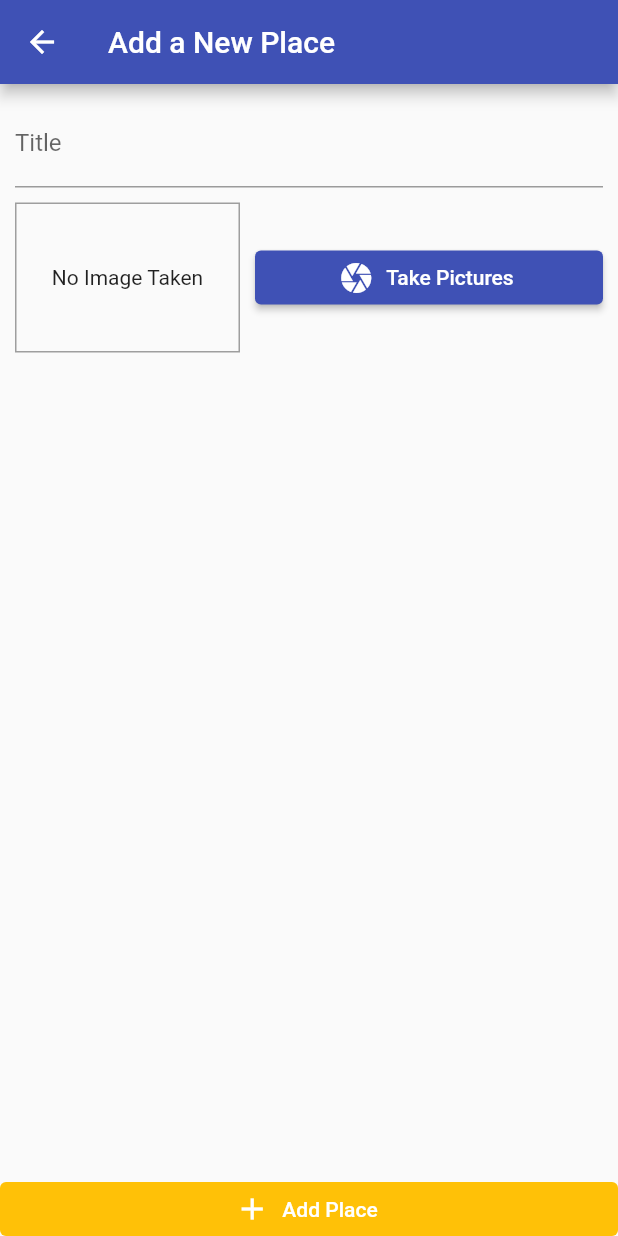
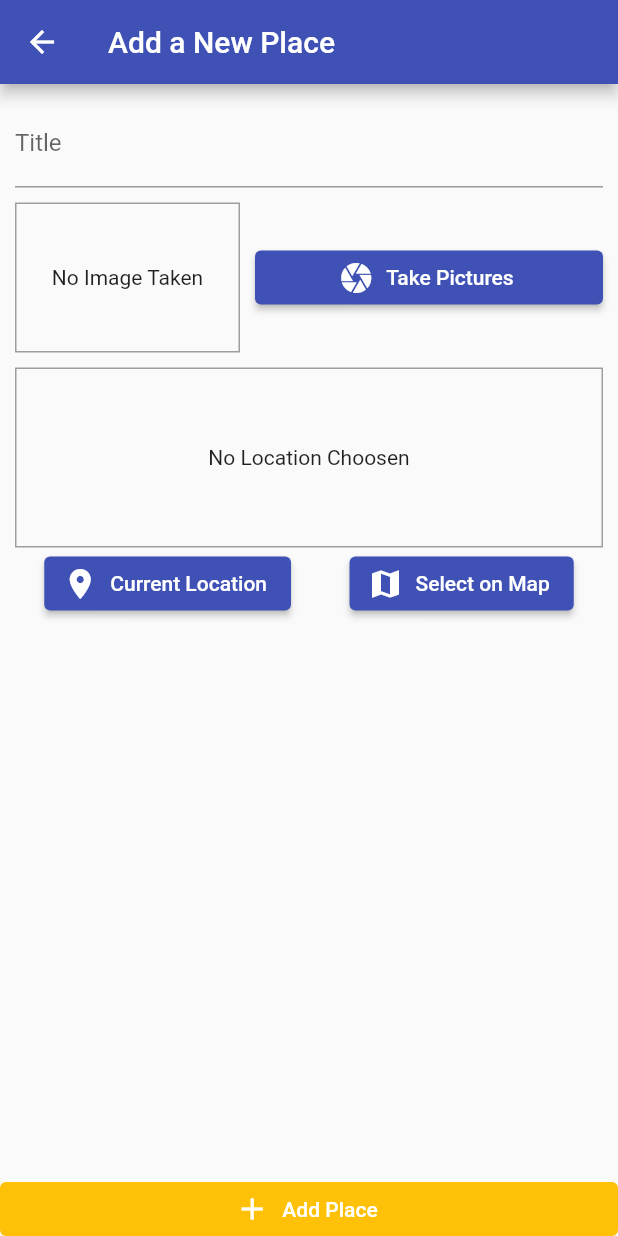
Before and after one commit to De-pitcher/great_place, a Flutter app: the screen it shows after launch, after a tap on the "add" icon, on a phone screen of 412 x 824 dp. Run offline on Flutter 3.47's test engine with Material 2 defaults, Android fonts, the phone set to English and light mode, and no system bars; our stand-ins replace image_picker, location, sqflite; missing offline and left inert: flutter_geocoder, mapbox_search, open_street_map_search_and_pick; accounts and stored records are empty.

Commit message:
ADD: Complete functionality of adding location from the map, saving it to the app storage and loading the stored data from the phone storage to be displayed on the screen

```diff
--- a/lib/helpers/db_helper.dart
+++ b/lib/helpers/db_helper.dart
@@ -7,13 +7,18 @@ const userPlaceTable = 'user_places';
 const userId = 'id';
 const userTitle = 'title';
 const userPlaceImage = 'image';
+const placeLocLat = 'loc_lat';
+const placeLocLong = 'loc_long';
+const placeAddress = 'address';
 
 class DBHelper {
   static Future<Database> database() async {
     final dbPath = await sql.getDatabasesPath();
     return sql.openDatabase(path.join(dbPath, userDB), onCreate: (db, version) {
       return db.execute(
-        'CREATE TABLE $userPlaceTable ($userId TEXT PRIMARY KEY, $userTitle TEXT, $userPlaceImage TEXT)',
+        'CREATE TABLE $userPlaceTable ($userId TEXT PRIMARY KEY, $userTitle '
+        'TEXT, $userPlaceImage TEXT, $placeLocLat REAL, $placeLocLong REAL, '
+        '$placeAddress TEXT)',
       );
     }, version: 1);
   }
--- /dev/null
+++ b/lib/helpers/location_helper.dart
@@ -0,0 +1,50 @@
+import 'package:flutter_geocoder/geocoder.dart';
+import 'package:mapbox_search/colors/color.dart';
+import 'package:mapbox_search/mapbox_search.dart';
+
+import '../models/place.dart';
+import '../utils/api_key.dart';
+
+class LocationHelper {
+  static String generateLocationPreviewImage(
+      double latitude, double longitude) {
+    return 'https://maps.googleapis.com/maps/api/staticmap?center=&$latitude,$longitude&zoom=16&size=400x400&markers=color:blue%7Clabel:S%7C$latitude,$longitude&key=$GOOGLE_API_KEY';
+  }
+
+  static StaticImage staticImage = StaticImage(apiKey: STATIC_MAP_API_KEY);
+
+  static String getStaticImageWithMarker(PlaceLocation location) {
+    return staticImage.getStaticUrlWithMarker(
+      center: Location(lat: location.latitude, lng: location.longitude),
+      marker: MapBoxMarker(
+          markerColor: const RgbColor(0, 0, 0),
+          markerLetter: 'p',
+          markerSize: MarkerSize.LARGE),
+      height: 300,
+      width: 600,
+      zoomLevel: 14,
+      style: MapBoxStyle.Outdoors,
+      render2x: true,
+    );
+  }
+
+  static var reverseGeoCoding = ReverseGeoCoding(
+    apiKey: STATIC_MAP_API_KEY,
+    limit: 5,
+  );
+
+  static Future<List<Address>> getAddress(PlaceLocation placeLocation) async {
+    final coordinates =
+        Coordinates(placeLocation.latitude, placeLocation.latitude);
+    return Geocoder.local.findAddressesFromCoordinates(coordinates);
+  }
+
+  static Future<List<MapBoxPlace>?> getPlaces(PlaceLocation location) {
+    return reverseGeoCoding.getAddress(
+      Location(
+        lat: location.latitude,
+        lng: location.longitude,
+      ),
+    );
+  }
+}
--- a/lib/main.dart
+++ b/lib/main.dart
@@ -3,6 +3,7 @@ import 'package:provider/provider.dart';
 
 import './screens/add_place_screen.dart';
 import './screens/places_list_screen.dart';
+import './screens/place_detail_screen.dart';
 import './providers/great_place.dart';
 
 void main() => runApp(const MyApp());
@@ -17,12 +18,13 @@ class MyApp extends StatelessWidget {
         title: 'Great Placees',
         debugShowCheckedModeBanner: false,
         theme: ThemeData(
-          primarySwatch: Colors.indigo,
-          accentColor: Colors.amber,
+          colorScheme: ColorScheme.fromSwatch(primarySwatch: Colors.indigo)
+              .copyWith(secondary: Colors.amber),
         ),
         home: const PlacesListScreen(),
         routes: {
-          AddPlaceScreen.routeName: (_) => AddPlaceScreen(),
+          AddPlaceScreen.routeName: (_) => const AddPlaceScreen(),
+          PlaceDetailScreen.routeName: (_) => const PlaceDetailScreen(),
         },
       ),
     );
--- a/lib/models/place.dart
+++ b/lib/models/place.dart
@@ -4,7 +4,7 @@ class PlaceLocation {
   final double latitude;
   final double longitude;
   final String? address;
-  PlaceLocation({
+  const PlaceLocation({
     required this.latitude,
     required this.longitude,
     this.address,
--- a/lib/providers/great_place.dart
+++ b/lib/providers/great_place.dart
@@ -1,6 +1,7 @@
 import 'dart:io';
 
 import 'package:flutter/material.dart';
+import 'package:great_places_app/helpers/location_helper.dart';
 
 import '../models/place.dart';
 import '../helpers/db_helper.dart';
@@ -10,12 +11,21 @@ class GreatPlaces with ChangeNotifier {
 
   List<Place> get items => [..._items];
 
-  void addPlace(String pickedTitle, File pickedImage) {
-    print(pickedImage);
+  Place findById(String id) => _items.firstWhere(
+        (item) => item.id == id,
+      );
+
+  Future<void> addPlace(
+    String pickedTitle,
+    File pickedImage,
+    PlaceLocation pickedLocation,
+  ) async {
+    // print(pickedImage);
+    LocationHelper.getAddress(pickedLocation);
     final newPlace = Place(
       id: DateTime.now().toString(),
       title: pickedTitle,
-      location: null,
+      location: pickedLocation,
       image: pickedImage,
     );
     _items.add(newPlace);
@@ -26,6 +36,9 @@ class GreatPlaces with ChangeNotifier {
         userId: newPlace.id,
         userTitle: newPlace.title,
         userPlaceImage: newPlace.image.path,
+        placeLocLat: newPlace.location!.latitude,
+        placeLocLong: newPlace.location!.longitude,
+        placeAddress: newPlace.location!.address,
       },
     );
   }
@@ -35,10 +48,15 @@ class GreatPlaces with ChangeNotifier {
     _items = dataList
         .map(
           (item) => Place(
-              id: item[userId],
-              title: item[userTitle],
-              image: File(item[userPlaceImage]),
-              location: null),
+            id: item[userId],
+            title: item[userTitle],
+            image: File(item[userPlaceImage]),
+            location: PlaceLocation(
+              latitude: item[placeLocLat],
+              longitude: item[placeLocLong],
+              address: item[placeAddress],
+            ),
+          ),
         )
         .toList();
     notifyListeners();
--- a/lib/screens/add_place_screen.dart
+++ b/lib/screens/add_place_screen.dart
@@ -3,32 +3,45 @@ import 'dart:io';
 import 'package:flutter/material.dart';
 import 'package:provider/provider.dart';
 
+import '../models/place.dart';
+import '../widgets/image_input.dart';
+import '../widgets/location_input.dart';
+import '../providers/great_place.dart';
 import '../utils/custom_dialog.dart';
-import '../widgets/image_input.dart';
-import '../providers/great_place.dart';
 
-class AddPlaceScreen extends StatelessWidget {
+class AddPlaceScreen extends StatefulWidget {
   static const routeName = '/add-place';
 
-  // final Function onSelectImage;
+  const AddPlaceScreen({super.key});
 
-  AddPlaceScreen({super.key});
+  @override
+  State<AddPlaceScreen> createState() => _AddPlaceScreenState();
+}
 
+class _AddPlaceScreenState extends State<AddPlaceScreen> {
   final TextEditingController _titleController = TextEditingController();
 
-  @override
-  Widget build(BuildContext context) {
   File? _pickedImage;
 
-    void _selectImage(File pickedImage) {
-      _pickedImage = pickedImage;
+  PlaceLocation? _pickedLocation;
+
+  void _selectImage(File selecetdImage) {
+    _pickedImage = selecetdImage;
+  }
+
+  void _selectPlace(double lat, double long, String address) {
+    // print(address);
+    _pickedLocation =
+        PlaceLocation(latitude: lat, longitude: long, address: address);
   }
 
   void _savePlace() {
-      if (_titleController.text.isEmpty || _pickedImage == null) {
+    if (_titleController.text.isEmpty ||
+        _pickedImage == null ||
+        _pickedLocation == null) {
       customDialog(
         title: 'Message',
-          msg: 'You have not made any selection',
+        msg: 'Please complete the selection',
         context: context,
         onConfirmHandler: () {
           Navigator.of(context).pop();
@@ -36,13 +49,13 @@ class AddPlaceScreen extends StatelessWidget {
       );
       return;
     }
-      Provider.of<GreatPlaces>(context, listen: false).addPlace(
-        _titleController.text,
-        _pickedImage!,
-      );
+    Provider.of<GreatPlaces>(context, listen: false)
+        .addPlace(_titleController.text, _pickedImage!, _pickedLocation!);
     Navigator.of(context).pop();
   }
 
+  @override
+  Widget build(BuildContext context) {
     return Scaffold(
       appBar: AppBar(
         title: const Text('Add a New Place'),
@@ -63,6 +76,8 @@ class AddPlaceScreen extends StatelessWidget {
                     ),
                     const SizedBox(height: 10),
                     ImageInput(_selectImage),
+                    const SizedBox(height: 10),
+                    LocationInput(_selectPlace),
                   ],
                 ),
               ),
@@ -75,7 +90,7 @@ class AddPlaceScreen extends StatelessWidget {
             style: ElevatedButton.styleFrom(
               elevation: 0,
               tapTargetSize: MaterialTapTargetSize.shrinkWrap,
-              backgroundColor: Theme.of(context).accentColor,
+              backgroundColor: Theme.of(context).colorScheme.secondary,
             ),
           ),
         ],
--- a/lib/widgets/image_input.dart
+++ b/lib/widgets/image_input.dart
@@ -3,7 +3,7 @@ import 'dart:io';
 import 'package:flutter/material.dart';
 import 'package:image_picker/image_picker.dart';
 import 'package:path/path.dart' as path;
-import 'package:path_provider/path_provider.dart' as sysPaths;
+import 'package:path_provider/path_provider.dart' as sys_paths;
 
 class ImageInput extends StatefulWidget {
   final Function onSelectImage;
@@ -26,7 +26,8 @@ class _ImageInputState extends State<ImageInput> {
     setState(() {
       _storedImage = File(imageFile.path);
     });
-    final appDir = await sysPaths.getApplicationDocumentsDirectory();
+
+    final appDir = await sys_paths.getApplicationDocumentsDirectory();
     final fileName = path.basename(imageFile.path);
     final savedImage = await _storedImage!.copy('${appDir.path}/$fileName');
     widget.onSelectImage(savedImage);
--- /dev/null
+++ b/lib/widgets/location_input.dart
@@ -0,0 +1,118 @@
+import 'package:flutter/material.dart';
+import 'package:location/location.dart' as ltlg;
+
+import '../screens/map_screen.dart';
+import '../models/place.dart';
+import '../helpers/location_helper.dart';
+
+class LocationInput extends StatefulWidget {
+  final Function onSelectPlace;
+
+  const LocationInput(this.onSelectPlace, {super.key});
+
+  @override
+  State<LocationInput> createState() => _LocationInputState();
+}
+
+class _LocationInputState extends State<LocationInput> {
+  String? _previewImageUrl;
+  PlaceLocation? placeLocation;
+
+  @override
+  void initState() {
+    // Initial the location
+    Future.delayed(
+      Duration.zero,
+      () => _getUserLocation(),
+    );
+    super.initState();
+  }
+
+  void _showPreview(PlaceLocation selectedLocation) {
+    setState(() {
+      _previewImageUrl =
+          LocationHelper.getStaticImageWithMarker(selectedLocation);
+    });
+  }
+
+  Future<void> _getUserLocation() async {
+    final locData = await ltlg.Location().getLocation();
+    placeLocation = PlaceLocation(
+      latitude: locData.latitude!,
+      longitude: locData.longitude!,
+    );
+  }
+
+  Future<void> _getCurrentLocation() async {
+    try {
+      _showPreview(placeLocation!);
+      final currentLocData = await LocationHelper.getAddress(placeLocation!);
+      widget.onSelectPlace(
+        placeLocation!.latitude,
+        placeLocation!.longitude,
+        currentLocData.first.addressLine,
+      );
+    } catch (_) {
+      return;
+    }
+  }
+
+  Future<void> _selectOnMap() async {
+    final selectedLocation = await Navigator.of(context).push<PlaceLocation?>(
+      MaterialPageRoute(
+        builder: (_) => MapScreen(
+          isSelecting: true,
+          initialLocation: placeLocation!,
+        ),
+      ),
+    );
+    if (selectedLocation == null) return;
+    _showPreview(selectedLocation);
+    widget.onSelectPlace(
+      selectedLocation.latitude,
+      selectedLocation.longitude,
+      selectedLocation.address,
+    );
+  }
+
+  @override
+  Widget build(BuildContext context) {
+    return Column(
+      children: [
+        Container(
+          height: 120,
+          width: double.infinity,
+          alignment: Alignment.center,
+          decoration: BoxDecoration(
+            border: Border.all(
+              width: 1,
+              color: Colors.grey,
+            ),
+          ),
+          child: _previewImageUrl == null
+              ? const Text('No Location Choosen')
+              : Image.network(
+                  _previewImageUrl!,
+                  fit: BoxFit.cover,
+                  width: double.infinity,
+                ),
+        ),
+        Row(
+          mainAxisAlignment: MainAxisAlignment.spaceAround,
+          children: [
+            ElevatedButton.icon(
+              onPressed: _getCurrentLocation,
+              icon: const Icon(Icons.location_on),
+              label: const Text('Current Location'),
+            ),
+            ElevatedButton.icon(
+              onPressed: _selectOnMap,
+              icon: const Icon(Icons.map),
+              label: const Text('Select on Map'),
+            ),
+          ],
+        )
+      ],
+    );
+  }
+}
--- a/pubspec.yaml
+++ b/pubspec.yaml
@@ -41,6 +41,11 @@ dependencies:
   path_provider: ^2.0.11
   path: ^1.8.2
   sqflite: ^2.2.2
+  location: ^4.4.0
+  flutter_map: ^3.1.0
+  open_street_map_search_and_pick: ^0.0.15
+  mapbox_search: ^3.0.1+2
+  flutter_geocoder: ^0.2.2-nullsafety
 
 dev_dependencies:
   flutter_test:
```
Also changed, not shown: lib/screens/map_screen.dart (added, +76 -0 lines), lib/screens/place_detail_screen.dart (+57 -0 lines), lib/screens/places_list_screen.dart (+7 -1 lines), pubspec.lock, 3 other files. Lines whose indentation alone changed are shown as unchanged.
